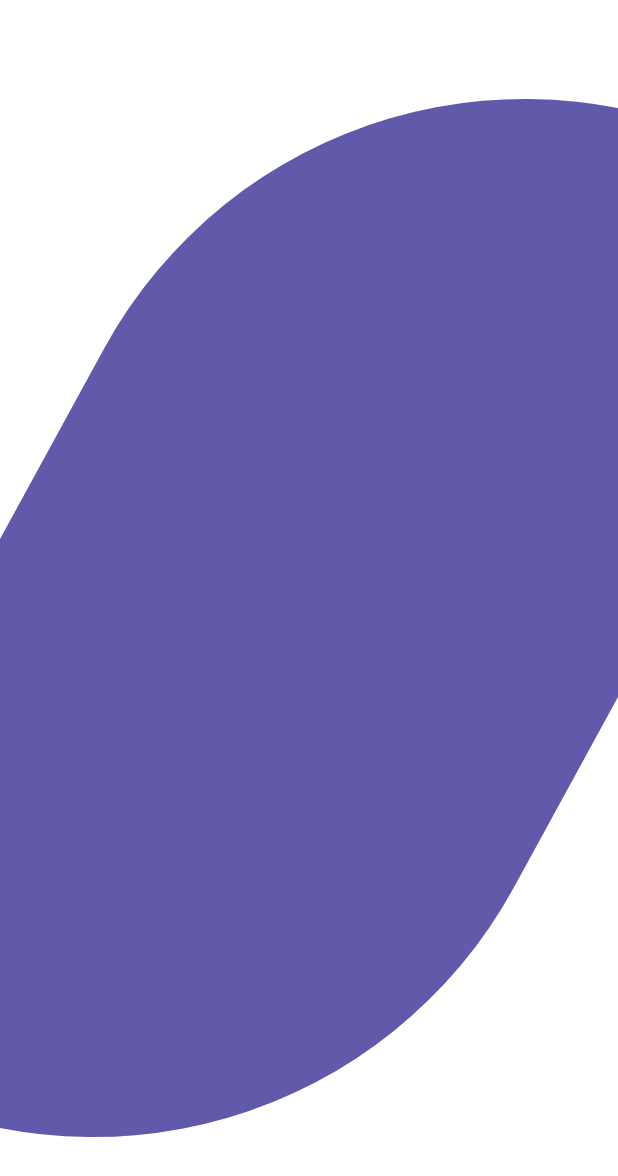
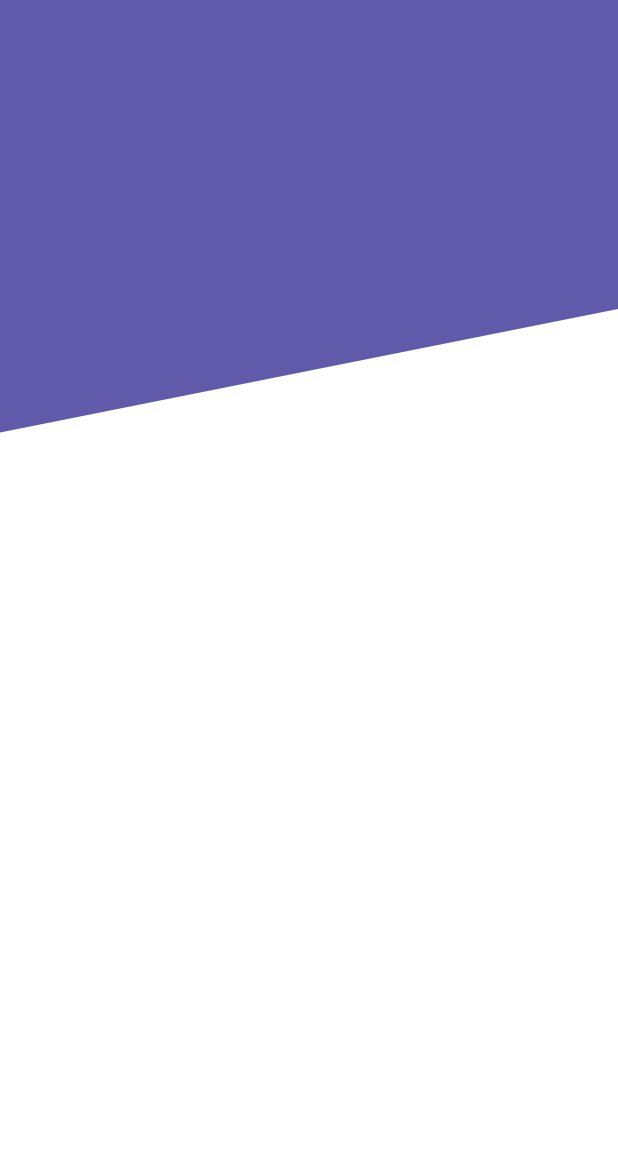
Before and after one commit to rodriguezzdavid/flutterUX, a Flutter app: the screen it shows after launch, on a phone screen of 412 x 824 dp. Shown: the top 1176 px of the screen. Run offline on Flutter 3.47's test engine with Material 2 defaults, Android fonts, the phone set to English and light mode, and no system bars.

Commit message:
CustomPainter - Diagonal

```diff
--- a/lib/main.dart
+++ b/lib/main.dart
@@ -13,7 +13,7 @@ class MyApp extends StatelessWidget {
     return const MaterialApp(
       debugShowCheckedModeBanner: false,
       title: 'Flutter Demo',
-      home: HeaderBordesRedondeados(),
+      home: HeaderDiagonal(),
     );
   }
 }
--- a/lib/src/widgets/headers.dart
+++ b/lib/src/widgets/headers.dart
@@ -37,5 +37,52 @@ class HeaderBordesRedondeados extends StatelessWidget {
       ),
 
     );
+
   }
 }
+
+class HeaderDiagonal extends StatelessWidget {
+  const HeaderDiagonal({super.key});
+
+  @override
+  Widget build(BuildContext context) {
+    return Container(
+      width: double.infinity,
+      height: double.infinity,
+      child: CustomPaint(
+        painter: _HeaderDiagonalPainter(),
+      ),
+    );
+  }
+}
+
+
+class _HeaderDiagonalPainter extends CustomPainter {
+  @override
+  void paint(Canvas canvas, Size size) {
+    final lapiz = Paint();
+
+    //Properties
+    lapiz.color = Color(0xff615AAB);
+    lapiz.style = PaintingStyle.fill;
+    lapiz.strokeWidth = 20;
+
+    final path = new Path();
+
+    //Dibujar con el path y el lapiz
+    path.moveTo( 0 , size.height * 0.35);
+    path.lineTo(size.width, size.height * 0.25);
+    path.lineTo(size.width, 0 );
+    path.lineTo( 0, 0);
+    //path.lineTo( 0, size.height * 0.5);
+
+    canvas.drawPath(path,lapiz);
+  }
+
+  @override
+  bool shouldRepaint(covariant CustomPainter oldDelegate) {
+    // TODO: implement shouldRepaint
+    throw UnimplementedError();
+  }
+
+}
```
